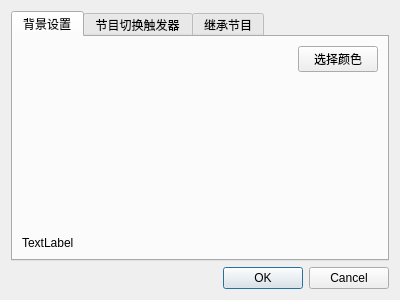
Old version of the form QtWindows/ProgSettings.ui in the repository Tao68a660f3/LED_Simulator.
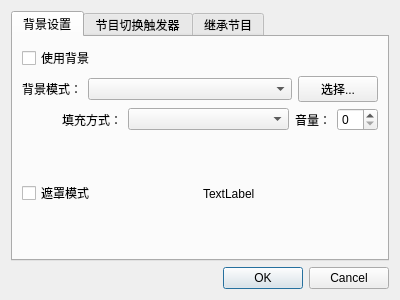
New version of the form.

Commit message: 完善背景设置（不包括背景视频）

```diff
--- a/QtWindows/ProgSettings.ui
+++ b/QtWindows/ProgSettings.ui
@@ -25,7 +25,35 @@
       </attribute>
       <layout class="QVBoxLayout" name="verticalLayout_4">
        <item>
-        <layout class="QHBoxLayout" name="horizontalLayout">
+        <widget class="QCheckBox" name="checkBox_enableBg">
+         <property name="text">
+          <string>使用背景</string>
+         </property>
+        </widget>
+       </item>
+       <item>
+        <layout class="QHBoxLayout" name="horizontalLayout" stretch="0,1,0">
+         <item>
+          <widget class="QLabel" name="label_3">
+           <property name="text">
+            <string>背景模式：</string>
+           </property>
+          </widget>
+         </item>
+         <item>
+          <widget class="QComboBox" name="comboBox_mode"/>
+         </item>
+         <item>
+          <widget class="QPushButton" name="pushButton">
+           <property name="text">
+            <string>选择...</string>
+           </property>
+          </widget>
+         </item>
+        </layout>
+       </item>
+       <item>
+        <layout class="QHBoxLayout" name="horizontalLayout_2" stretch="0,0,1,0,0">
          <item>
           <spacer name="horizontalSpacer">
            <property name="orientation">
@@ -40,33 +68,44 @@
           </spacer>
          </item>
          <item>
-          <widget class="QPushButton" name="btn_chooseColor">
+          <widget class="QLabel" name="label_5">
            <property name="text">
-            <string>选择颜色</string>
+            <string>填充方式：</string>
            </property>
           </widget>
          </item>
+         <item>
+          <widget class="QComboBox" name="comboBox_fill"/>
+         </item>
+         <item>
+          <widget class="QLabel" name="label_4">
+           <property name="text">
+            <string>音量：</string>
+           </property>
+          </widget>
+         </item>
+         <item>
+          <widget class="QSpinBox" name="spinBox"/>
+         </item>
         </layout>
        </item>
        <item>
-        <spacer name="verticalSpacer">
-         <property name="orientation">
-          <enum>Qt::Vertical</enum>
-         </property>
-         <property name="sizeHint" stdset="0">
-          <size>
-           <width>20</width>
-           <height>158</height>
-          </size>
-         </property>
-        </spacer>
-       </item>
-       <item>
-        <widget class="QLabel" name="label_bgDescribe">
-         <property name="text">
-          <string>TextLabel</string>
-         </property>
-        </widget>
+        <layout class="QHBoxLayout" name="horizontalLayout_3">
+         <item>
+          <widget class="QCheckBox" name="checkBox_mask">
+           <property name="text">
+            <string>遮罩模式</string>
+           </property>
+          </widget>
+         </item>
+         <item>
+          <widget class="QLabel" name="label_bgDescribe">
+           <property name="text">
+            <string>TextLabel</string>
+           </property>
+          </widget>
+         </item>
+        </layout>
        </item>
       </layout>
      </widget>
```
Left out of the diff: 8 changed lines with no effect on the pictures. The commit also changes 4 other files.
